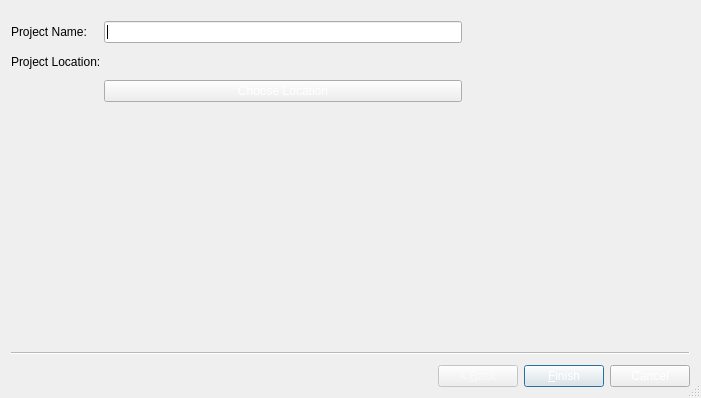
Before: the Qt Designer form RTIe/RTIe_builder/project_Wizard.ui in Super-SaiyanSandwich/ECMM427, drawn with Qt 5.
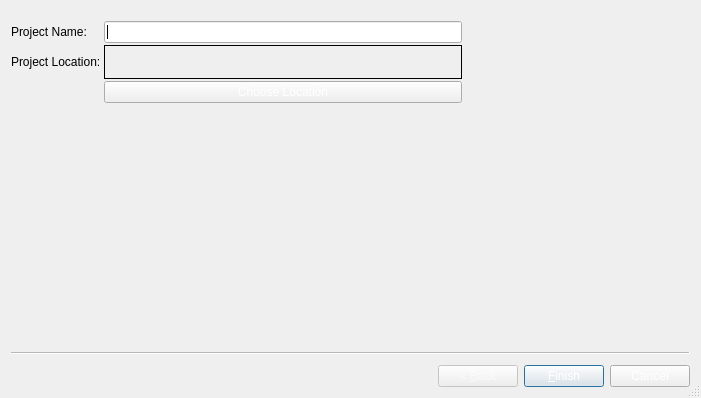
After: the same form once the commit is applied.

What changed in the file:
```diff
--- a/RTIe/RTIe_builder/project_Wizard.ui
+++ b/RTIe/RTIe_builder/project_Wizard.ui
@@ -69,7 +69,7 @@
       <x>0</x>
       <y>10</y>
       <width>451</width>
-      <height>81</height>
+      <height>82</height>
      </rect>
     </property>
     <layout class="QGridLayout" name="gridLayout">
@@ -172,6 +172,15 @@
          </disabled>
         </palette>
        </property>
+       <property name="frameShape">
+        <enum>QFrame::Box</enum>
+       </property>
+       <property name="frameShadow">
+        <enum>QFrame::Plain</enum>
+       </property>
+       <property name="lineWidth">
+        <number>1</number>
+       </property>
        <property name="text">
         <string/>
        </property>
```
